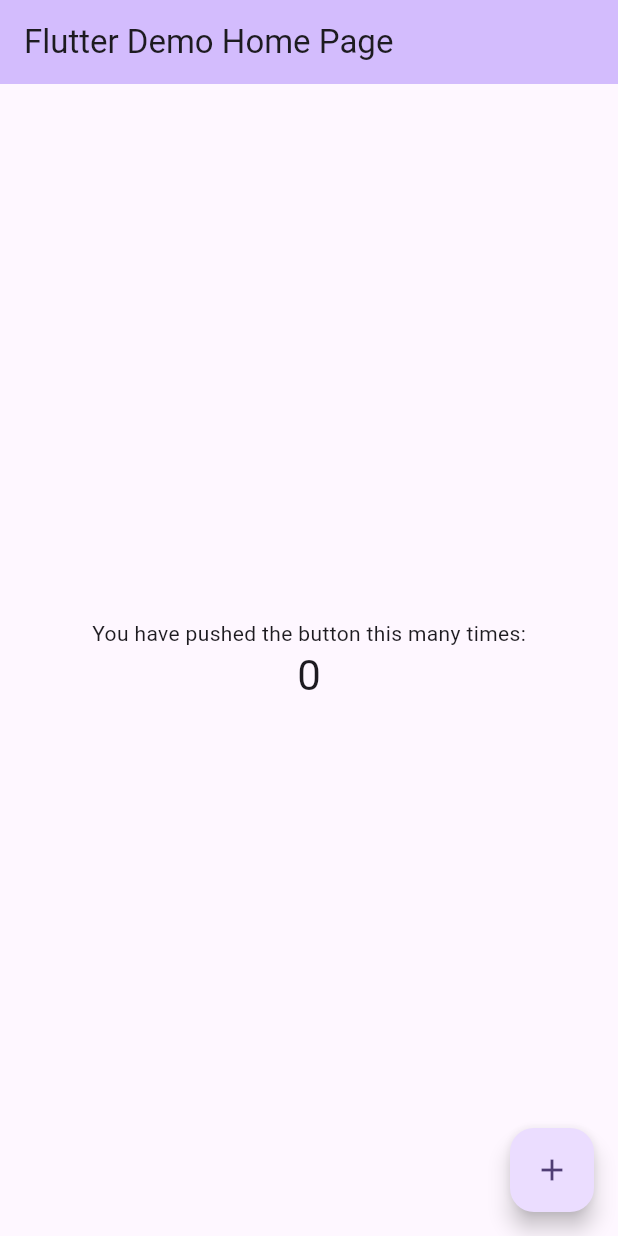
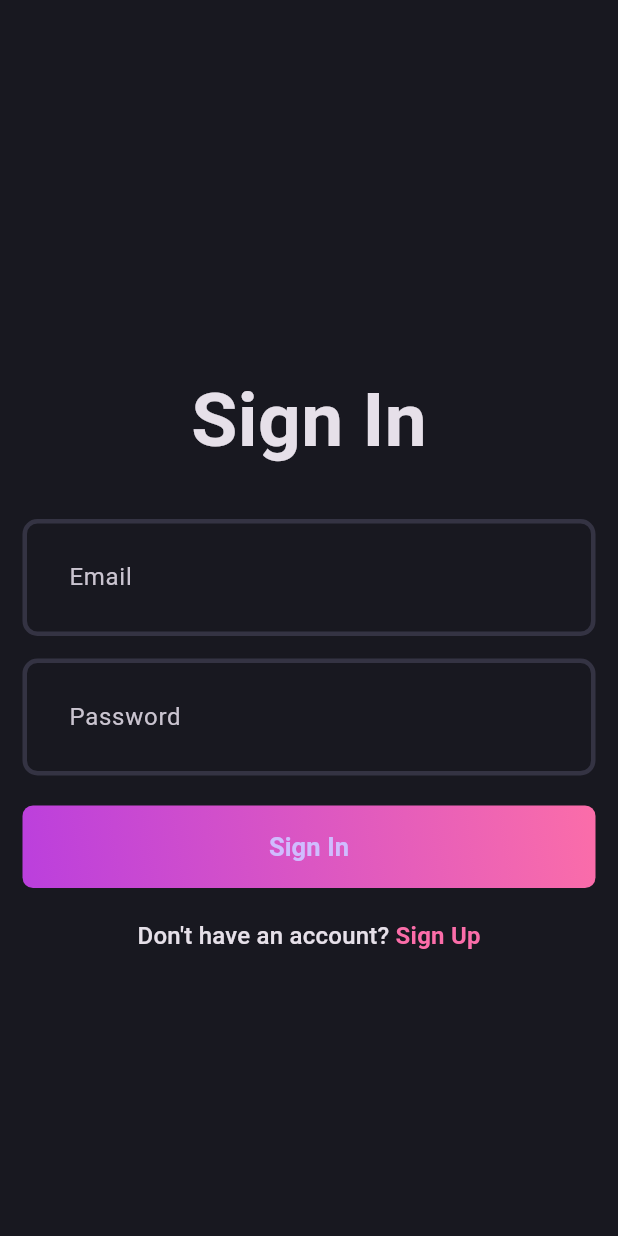
Before and after one commit to addymistrel/flutter_blog_app, a Flutter app: the screen it shows after launch, on a phone screen of 412 x 824 dp. Run offline on Flutter 3.47's test engine with Material 3 defaults, Android fonts, the phone set to English and light mode, and no system bars; our stand-ins replace firebase_auth, firebase_core, fpdart, go_router; accounts and stored records are empty.

Commit message:
app firebase has been designed

```diff
--- /dev/null
+++ b/lib/core/error/exceptions.dart
@@ -0,0 +1,4 @@
+class ServerException implements Exception {
+  final String message;
+  const ServerException(this.message);
+}
--- /dev/null
+++ b/lib/core/error/failure.dart
@@ -0,0 +1,5 @@
+class Failure {
+  final String message;
+
+  const Failure([this.message = "An Unexpected Error Occurred !!!"]);
+}
--- /dev/null
+++ b/lib/core/theme/app_pallete.dart
@@ -0,0 +1,13 @@
+import 'package:flutter/material.dart';
+
+class AppPallete {
+  static const Color backgroundColor = Color.fromRGBO(24, 24, 32, 1);
+  static const Color gradient1 = Color.fromRGBO(187, 63, 221, 1);
+  static const Color gradient2 = Color.fromRGBO(251, 109, 169, 1);
+  static const Color gradient3 = Color.fromRGBO(255, 159, 124, 1);
+  static const Color borderColor = Color.fromRGBO(52, 51, 67, 1);
+  static const Color whiteColor = Colors.white;
+  static const Color greyColor = Colors.grey;
+  static const Color errorColor = Colors.redAccent;
+  static const Color transparentColor = Colors.transparent;
+}
--- /dev/null
+++ b/lib/core/theme/app_theme.dart
@@ -0,0 +1,19 @@
+import 'package:flutter/material.dart';
+import 'package:flutter_blog_app/core/theme/app_pallete.dart';
+
+class AppTheme {
+  static _border([Color color = AppPallete.borderColor]) => OutlineInputBorder(
+    borderSide: BorderSide(color: color, width: 3),
+    borderRadius: BorderRadius.circular(10),
+  );
+
+  static final darkThemeMode = ThemeData.dark().copyWith(
+    scaffoldBackgroundColor: AppPallete.backgroundColor,
+    appBarTheme: AppBarTheme(backgroundColor: AppPallete.backgroundColor),
+    inputDecorationTheme: InputDecorationTheme(
+      contentPadding: EdgeInsets.all(27),
+      enabledBorder: _border(),
+      focusedBorder: _border(AppPallete.gradient2),
+    ),
+  );
+}
--- /dev/null
+++ b/lib/core/usecase/usecase.dart
@@ -0,0 +1,6 @@
+import 'package:flutter_blog_app/core/error/failure.dart';
+import 'package:fpdart/fpdart.dart';
+
+abstract interface class Usecase<SuccessType, Params> {
+  Future<Either<Failure, SuccessType>> call(Params params);
+}
--- /dev/null
+++ b/lib/features/auth/data/datasource/auth_remote_data_source.dart
@@ -0,0 +1,55 @@
+import 'package:firebase_auth/firebase_auth.dart';
+import 'package:flutter_blog_app/core/error/exceptions.dart';
+
+abstract interface class IAuthRemoteDataSource {
+  Future<String> signUpWithEmailPassword({
+    required String name,
+    required String email,
+    required String password,
+  });
+
+  Future<String> loginWithEmailPassword({
+    required String email,
+    required String password,
+  });
+}
+
+class AuthRemoteDataSource implements IAuthRemoteDataSource {
+  final FirebaseAuth _firebaseAuth;
+
+  AuthRemoteDataSource(this._firebaseAuth);
+
+  @override
+  Future<String> loginWithEmailPassword({
+    required String email,
+    required String password,
+  }) {
+    // TODO: implement loginWithEmailPassword
+    throw UnimplementedError();
+  }
+
+  @override
+  Future<String> signUpWithEmailPassword({
+    required String name,
+    required String email,
+    required String password,
+  }) async {
+    try {
+      final userCredentials = await _firebaseAuth
+          .createUserWithEmailAndPassword(email: email, password: password);
+      if (userCredentials.user == null) {
+        throw const ServerException("User is null !");
+      }
+
+      await userCredentials.user?.updateDisplayName(name);
+      return userCredentials.user?.uid ?? '';
+    } on FirebaseAuthException catch (e) {
+      throw ServerException("Firebase Error : ${e.toString()}");
+    } catch (e) {
+      throw ServerException("Server Error: ${e.toString()}");
+    }
+
+    // TODO: implement signUpWithEmailPassword
+    throw UnimplementedError();
+  }
+}
--- /dev/null
+++ b/lib/features/auth/data/repositories/auth_repository.dart
@@ -0,0 +1,39 @@
+import 'package:flutter_blog_app/core/error/exceptions.dart';
+import 'package:flutter_blog_app/core/error/failure.dart';
+import 'package:flutter_blog_app/features/auth/data/datasource/auth_remote_data_source.dart';
+import 'package:flutter_blog_app/features/auth/domain/repositories/i_auth_repository.dart';
+import 'package:fpdart/fpdart.dart';
+
+class AuthRepository implements IAuthRepository {
+  final IAuthRemoteDataSource _remoteDataSource;
+
+  const AuthRepository(this._remoteDataSource);
+
+  @override
+  Future<Either<Failure, String>> loginWithEmailPassword({
+    required String email,
+    required String password,
+  }) {
+    // TODO: implement loginWithEmailPassword
+    throw UnimplementedError();
+  }
+
+  @override
+  Future<Either<Failure, String>> signUpWithEmailPassword({
+    required String name,
+    required String email,
+    required String password,
+  }) async {
+    try {
+      final userId = await _remoteDataSource.signUpWithEmailPassword(
+        name: name,
+        email: email,
+        password: password,
+      );
+
+      return right(userId);
+    } on ServerException catch (e) {
+      return left(Failure(e.message));
+    }
+  }
+}
--- /dev/null
+++ b/lib/features/auth/domain/repositories/i_auth_repository.dart
@@ -0,0 +1,15 @@
+import 'package:flutter_blog_app/core/error/failure.dart';
+import 'package:fpdart/fpdart.dart';
+
+abstract interface class IAuthRepository {
+  Future<Either<Failure, String>> signUpWithEmailPassword({
+    required String name,
+    required String email,
+    required String password,
+  });
+
+  Future<Either<Failure, String>> loginWithEmailPassword({
+    required String email,
+    required String password,
+  });
+}
--- /dev/null
+++ b/lib/features/auth/domain/usecases/user_sign_up.dart
@@ -0,0 +1,30 @@
+import 'package:flutter_blog_app/core/error/failure.dart';
+import 'package:flutter_blog_app/core/usecase/usecase.dart';
+import 'package:flutter_blog_app/features/auth/domain/repositories/i_auth_repository.dart';
+import 'package:fpdart/src/either.dart';
+
+class UserSignUp implements Usecase<String, UserSignUpParams> {
+  final IAuthRepository authRepository;
+  UserSignUp(this.authRepository);
+
+  @override
+  Future<Either<Failure, String>> call(UserSignUpParams params) async {
+    return await authRepository.signUpWithEmailPassword(
+      name: params.name,
+      email: params.email,
+      password: params.password,
+    );
+  }
+}
+
+class UserSignUpParams {
+  final String name;
+  final String email;
+  final String password;
+
+  UserSignUpParams({
+    required this.name,
+    required this.email,
+    required this.password,
+  });
+}
--- /dev/null
+++ b/lib/features/auth/presentation/pages/login_page.dart
@@ -0,0 +1,79 @@
+import 'package:flutter/material.dart';
+import 'package:flutter_blog_app/core/theme/app_pallete.dart';
+import 'package:flutter_blog_app/features/auth/presentation/widgets/auth_field.dart';
+import 'package:flutter_blog_app/features/auth/presentation/widgets/auth_gradient_button.dart';
+import 'package:go_router/go_router.dart';
+
+class LoginPage extends StatefulWidget {
+  const LoginPage({super.key});
+
+  @override
+  State<LoginPage> createState() => _LoginPageState();
+}
+
+class _LoginPageState extends State<LoginPage> {
+  final emailCOntroller = TextEditingController();
+  final passwordController = TextEditingController();
+  final signinFormKey = GlobalKey<FormState>();
+
+  @override
+  void dispose() {
+    emailCOntroller.dispose();
+    passwordController.dispose();
+    super.dispose();
+  }
+
+  @override
+  Widget build(BuildContext context) {
+    return Scaffold(
+      appBar: AppBar(),
+      body: Padding(
+        padding: const EdgeInsets.all(15),
+        child: Form(
+          key: signinFormKey,
+          child: Column(
+            mainAxisAlignment: MainAxisAlignment.center,
+            children: [
+              const Text(
+                "Sign In",
+                style: TextStyle(fontSize: 50, fontWeight: FontWeight.bold),
+              ),
+              const SizedBox(height: 30),
+              AuthField(hintText: "Email", controller: emailCOntroller),
+              const SizedBox(height: 15),
+              AuthField(
+                hintText: "Password",
+                controller: passwordController,
+                isObscureText: true,
+              ),
+              const SizedBox(height: 20),
+              const AuthGradientButton(buttonText: "Sign In"),
+              const SizedBox(height: 20),
+              GestureDetector(
+                onTap: () {
+                  context.push("/signup");
+                },
+                child: RichText(
+                  text: TextSpan(
+                    text: "Don't have an account? ",
+                    style: Theme.of(context).textTheme.titleMedium,
+                    children: [
+                      TextSpan(
+                        text: "Sign Up",
+                        style: Theme.of(context).textTheme.titleMedium
+                            ?.copyWith(
+                              color: AppPallete.gradient2,
+                              fontWeight: FontWeight.bold,
+                            ),
+                      ),
+                    ],
+                  ),
+                ),
+              ),
+            ],
+          ),
+        ),
+      ),
+    );
+  }
+}
--- /dev/null
+++ b/lib/features/auth/presentation/widgets/auth_field.dart
@@ -0,0 +1,28 @@
+import 'package:flutter/material.dart';
+
+class AuthField extends StatelessWidget {
+  final String hintText;
+  final TextEditingController controller;
+  final bool isObscureText;
+  const AuthField({
+    super.key,
+    required this.hintText,
+    required this.controller,
+    this.isObscureText = false,
+  });
+
+  @override
+  Widget build(BuildContext context) {
+    return TextFormField(
+      controller: controller,
+      decoration: InputDecoration(hintText: hintText),
+      validator: (value) {
+        if (value!.isEmpty) {
+          return "$hintText is missing.";
+        }
+        return null;
+      },
+      obscureText: isObscureText,
+    );
+  }
+}
--- /dev/null
+++ b/lib/features/auth/presentation/widgets/auth_gradient_button.dart
@@ -0,0 +1,33 @@
+import 'package:flutter/material.dart';
+import 'package:flutter_blog_app/core/theme/app_pallete.dart';
+
+class AuthGradientButton extends StatelessWidget {
+  final String buttonText;
+  const AuthGradientButton({super.key, required this.buttonText});
+
+  @override
+  Widget build(BuildContext context) {
+    return Container(
+      decoration: BoxDecoration(
+        gradient: const LinearGradient(
+          colors: [AppPallete.gradient1, AppPallete.gradient2],
+          begin: Alignment.bottomLeft,
+          end: Alignment.topRight,
+        ),
+        borderRadius: BorderRadius.circular(7),
+      ),
+      child: ElevatedButton(
+        onPressed: () {},
+        style: ElevatedButton.styleFrom(
+          fixedSize: const Size(395, 55),
+          backgroundColor: AppPallete.transparentColor,
+          shadowColor: AppPallete.transparentColor,
+        ),
+        child: Text(
+          buttonText,
+          style: TextStyle(fontSize: 17, fontWeight: FontWeight.w600),
+        ),
+      ),
+    );
+  }
+}
--- a/lib/main.dart
+++ b/lib/main.dart
@@ -1,122 +1,25 @@
+import 'package:firebase_core/firebase_core.dart';
 import 'package:flutter/material.dart';
+import 'package:flutter_blog_app/core/theme/app_theme.dart';
+import 'package:flutter_blog_app/firebase_options.dart';
+import "package:flutter_blog_app/routes/app_router.dart";
 
-void main() {
+void main() async {
+  WidgetsFlutterBinding.ensureInitialized();
+  await Firebase.initializeApp(options: DefaultFirebaseOptions.currentPlatform);
   runApp(const MyApp());
 }
 
 class MyApp extends StatelessWidget {
   const MyApp({super.key});
 
-  // This widget is the root of your application.
   @override
   Widget build(BuildContext context) {
-    return MaterialApp(
-      title: 'Flutter Demo',
-      theme: ThemeData(
-        // This is the theme of your application.
-        //
-        // TRY THIS: Try running your application with "flutter run". You'll see
-        // the application has a purple toolbar. Then, without quitting the app,
-        // try changing the seedColor in the colorScheme below to Colors.green
-        // and then invoke "hot reload" (save your changes or press the "hot
-        // reload" button in a Flutter-supported IDE, or press "r" if you used
-        // the command line to start the app).
-        //
-        // Notice that the counter didn't reset back to zero; the application
-        // state is not lost during the reload. To reset the state, use hot
-        // restart instead.
-        //
-        // This works for code too, not just values: Most code changes can be
-        // tested with just a hot reload.
-        colorScheme: ColorScheme.fromSeed(seedColor: Colors.deepPurple),
-      ),
-      home: const MyHomePage(title: 'Flutter Demo Home Page'),
+    return MaterialApp.router(
+      debugShowCheckedModeBanner: false,
+      title: 'Blog App',
+      theme: AppTheme.darkThemeMode,
+      routerConfig: appRouter(),
     );
   }
 }
-
-class MyHomePage extends StatefulWidget {
-  const MyHomePage({super.key, required this.title});
-
-  // This widget is the home page of your application. It is stateful, meaning
-  // that it has a State object (defined below) that contains fields that affect
-  // how it looks.
-
-  // This class is the configuration for the state. It holds the values (in this
-  // case the title) provided by the parent (in this case the App widget) and
-  // used by the build method of the State. Fields in a Widget subclass are
-  // always marked "final".
-
-  final String title;
-
-  @override
-  State<MyHomePage> createState() => _MyHomePageState();
-}
-
-class _MyHomePageState extends State<MyHomePage> {
-  int _counter = 0;
-
-  void _incrementCounter() {
-    setState(() {
-      // This call to setState tells the Flutter framework that something has
-      // changed in this State, which causes it to rerun the build method below
-      // so that the display can reflect the updated values. If we changed
-      // _counter without calling setState(), then the build method would not be
-      // called again, and so nothing would appear to happen.
-      _counter++;
-    });
-  }
-
-  @override
-  Widget build(BuildContext context) {
-    // This method is rerun every time setState is called, for instance as done
-    // by the _incrementCounter method above.
-    //
-    // The Flutter framework has been optimized to make rerunning build methods
-    // fast, so that you can just rebuild anything that needs updating rather
-    // than having to individually change instances of widgets.
-    return Scaffold(
-      appBar: AppBar(
-        // TRY THIS: Try changing the color here to a specific color (to
-        // Colors.amber, perhaps?) and trigger a hot reload to see the AppBar
-        // change color while the other colors stay the same.
-        backgroundColor: Theme.of(context).colorScheme.inversePrimary,
-        // Here we take the value from the MyHomePage object that was created by
-        // the App.build method, and use it to set our appbar title.
-        title: Text(widget.title),
-      ),
-      body: Center(
-        // Center is a layout widget. It takes a single child and positions it
-        // in the middle of the parent.
-        child: Column(
-          // Column is also a layout widget. It takes a list of children and
-          // arranges them vertically. By default, it sizes itself to fit its
-          // children horizontally, and tries to be as tall as its parent.
-          //
-          // Column has various properties to control how it sizes itself and
-          // how it positions its children. Here we use mainAxisAlignment to
-          // center the children vertically; the main axis here is the vertical
-          // axis because Columns are vertical (the cross axis would be
-          // horizontal).
-          //
-          // TRY THIS: Invoke "debug painting" (choose the "Toggle Debug Paint"
-          // action in the IDE, or press "p" in the console), to see the
-          // wireframe for each widget.
-          mainAxisAlignment: MainAxisAlignment.center,
-          children: <Widget>[
-            const Text('You have pushed the button this many times:'),
-            Text(
-              '$_counter',
-              style: Theme.of(context).textTheme.headlineMedium,
-            ),
-          ],
-        ),
-      ),
-      floatingActionButton: FloatingActionButton(
-        onPressed: _incrementCounter,
-        tooltip: 'Increment',
-        child: const Icon(Icons.add),
-      ), // This trailing comma makes auto-formatting nicer for build methods.
-    );
-  }
-}
--- /dev/null
+++ b/lib/routes/app_router.dart
@@ -0,0 +1,24 @@
+import 'package:flutter_blog_app/features/auth/presentation/pages/login_page.dart';
+import 'package:flutter_blog_app/features/auth/presentation/pages/signup_page.dart';
+import 'package:go_router/go_router.dart';
+
+GoRouter appRouter() {
+  return GoRouter(
+    initialLocation: '/login',
+    redirect: (context, state) {
+      return null;
+    },
+    routes: [
+      GoRoute(
+        path: '/login',
+        name: 'login',
+        builder: (context, state) => const LoginPage(),
+      ),
+      GoRoute(
+        path: '/signup',
+        name: 'signUp',
+        builder: (context, state) => const SignupPage(),
+      ),
+    ],
+  );
+}
```
Also changed, not shown: lib/features/auth/presentation/pages/signup_page.dart (added, +83 -0 lines), pubspec.yaml (+8 -0 lines), firebase.json (added), lib/firebase_options.dart (added), pubspec.lock, 6 other files.
